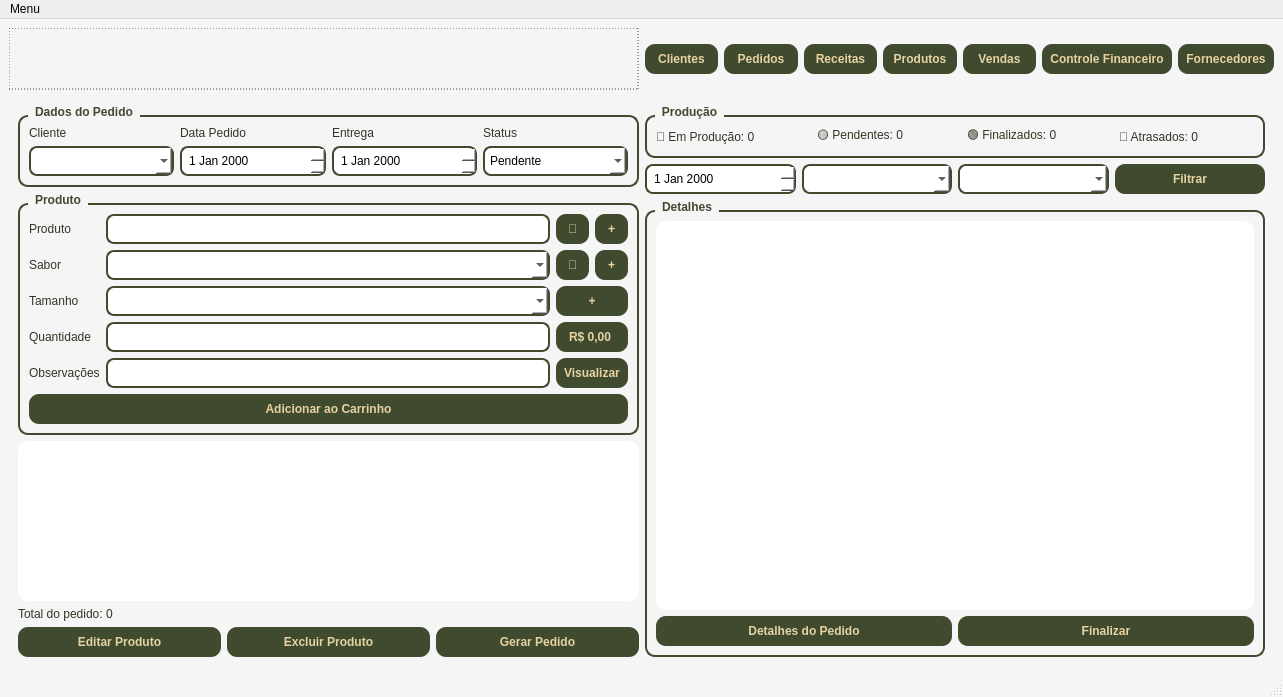
Old version of the form telas/tela_menu.ui in the repository Faeldh/sistema_confeitaria.
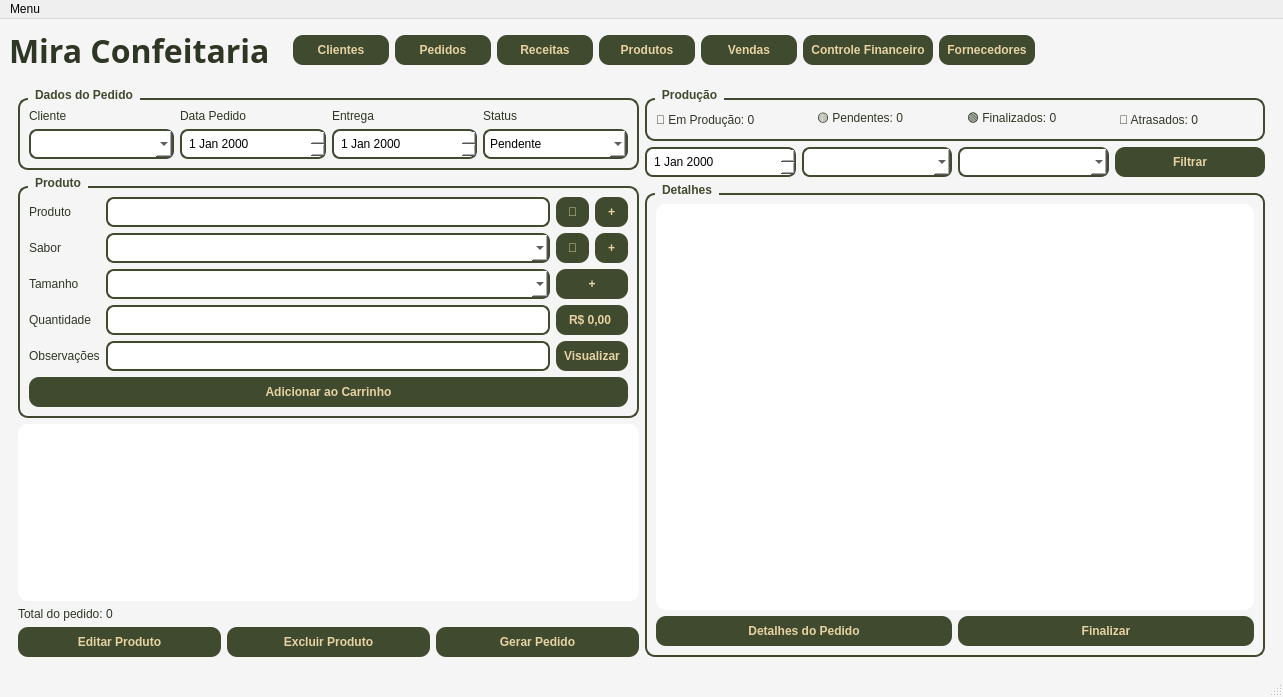
New version of the form. The open tabs and pages were chosen to show the change.

Commit message:
02 - Atualização
Botões Menu

```diff
--- a/telas/tela_menu.ui
+++ b/telas/tela_menu.ui
@@ -79,21 +79,23 @@
    <layout class="QVBoxLayout">
     <item>
      <layout class="QHBoxLayout">
-      <item>
-       <widget class="QLabel" name="labelLogo">
-        <property name="styleSheet">
-         <string>border: 1px dashed #3F4A2F; min-width:80px; min-height:60px;</string>
-        </property>
-        <property name="text">
-         <string/>
-        </property>
-        <property name="alignment">
-         <set>Qt::AlignCenter</set>
-        </property>
-       </widget>
-      </item>
       <item>
        <layout class="QHBoxLayout">
+        <item>
+         <widget class="QLabel" name="label_3">
+          <property name="font">
+           <font>
+            <family>Segoe Script</family>
+            <pointsize>24</pointsize>
+            <weight>75</weight>
+            <bold>true</bold>
+           </font>
+          </property>
+          <property name="text">
+           <string>Mira Confeitaria  </string>
+          </property>
+         </widget>
+        </item>
         <item>
          <widget class="QPushButton" name="btn_clientes">
           <property name="text">
@@ -143,6 +145,13 @@
           </property>
          </widget>
         </item>
+        <item>
+         <widget class="QLabel" name="label_4">
+          <property name="text">
+           <string>                                                                      </string>
+          </property>
+         </widget>
+        </item>
        </layout>
       </item>
      </layout>
```
Left out of the diff: 2 changed lines with no effect on the pictures.
